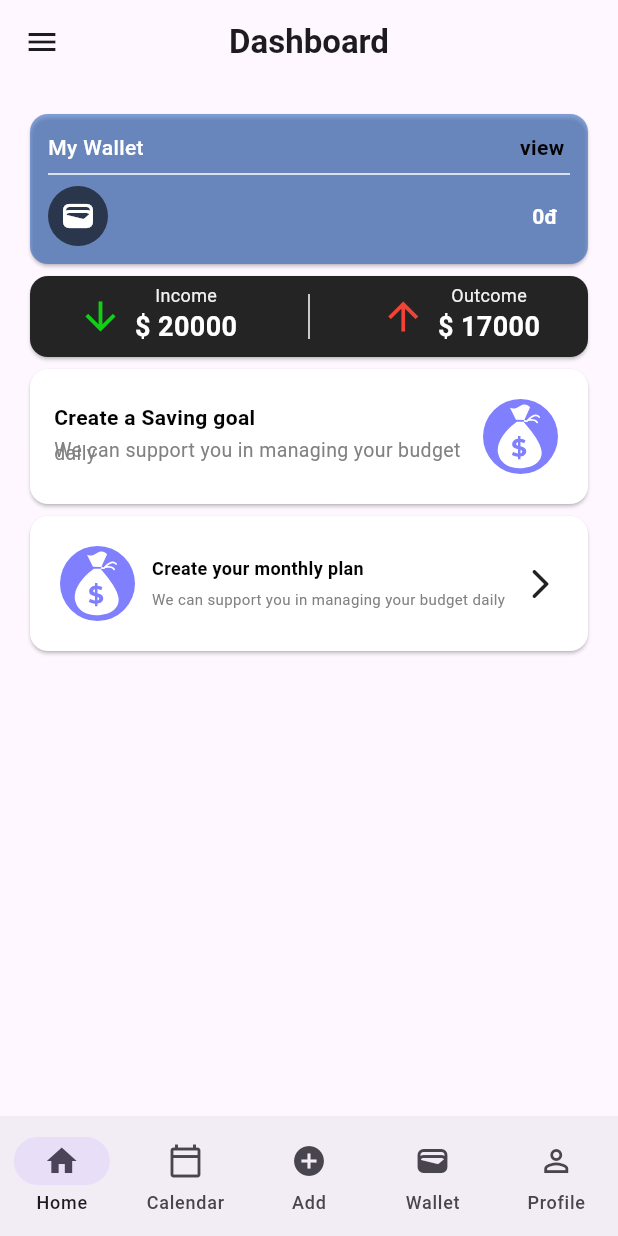
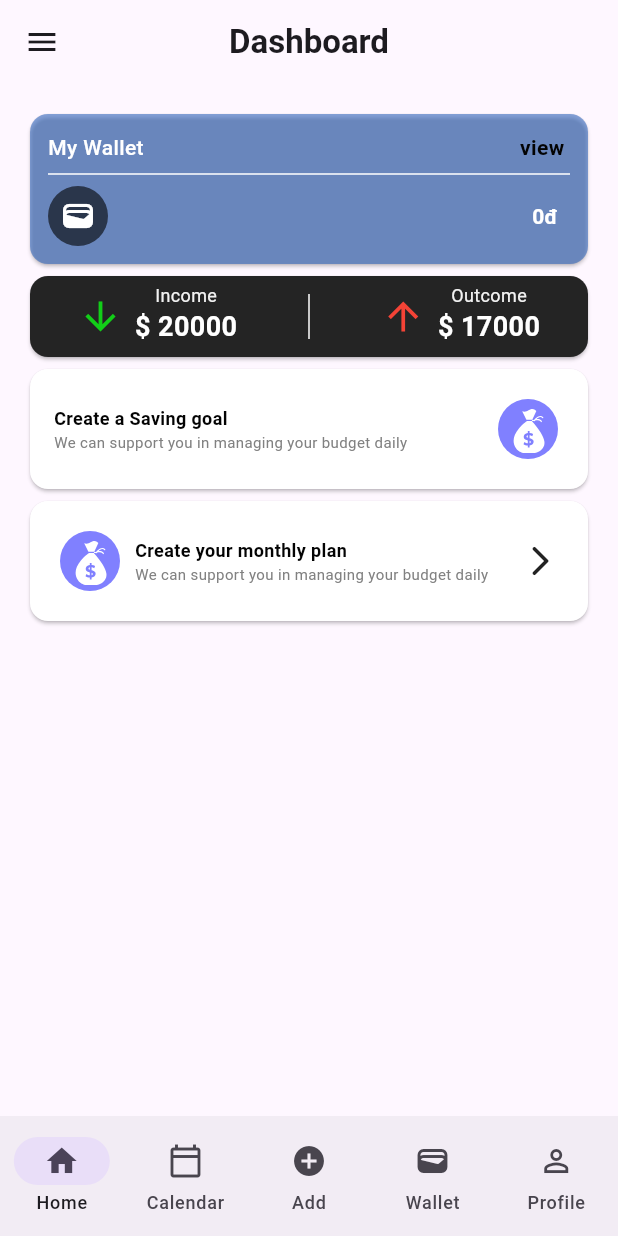
Before and after one commit to RMIT-Budgetly/budgetly, a Flutter app: the screen it shows after launch, on a phone screen of 412 x 824 dp. Run offline on Flutter 3.47's test engine with Material 3 defaults, Android fonts, the phone set to English and light mode, and no system bars; our stand-ins replace flutter_svg.

Commit message:
BGL-70 fixed overflow text

```diff
--- a/lib/pages/home_page/home.dart
+++ b/lib/pages/home_page/home.dart
@@ -7,15 +7,15 @@ class HomePage extends StatelessWidget {
   @override
   Widget build(BuildContext context) {
     var iconMoney = Container(
-        width: 50,
-        height: 50,
+        width: 40,
+        height: 40,
         decoration: const ShapeDecoration(
           color: Color(0x7F0000FF),
           shape: OvalBorder(),
         ),
+        padding: const EdgeInsets.all(4.0),
         child: SvgPicture.asset(
           'assets/icons/icon_money.svg',
-          // color: Colors.blue,
         ));
 
     return Scaffold(
@@ -40,18 +40,27 @@ class HomePage extends StatelessWidget {
             myWallet(),
             financeStatus(),
             introductionCard(iconMoney),
-            Card(
+            callToAction(iconMoney),
+          ],
+        ),
+      ),
+      bottomNavigationBar: navigationBar(),
+    );
+  }
+
+  Card callToAction(Container iconMoney) {
+    return Card(
       color: Colors.white,
       child: Padding(
         padding: const EdgeInsets.all(16.0),
         child: Row(
           mainAxisAlignment: MainAxisAlignment.spaceBetween,
           children: [
-                    Padding(
-                        padding: const EdgeInsets.all(4.0), child: iconMoney),
-                    const Flexible(
-                      child: Padding(
-                        padding: EdgeInsets.all(6.0),
+            Container(
+                padding: const EdgeInsets.all(4.0),
+                margin: const EdgeInsets.only(right: 6.0),
+                child: iconMoney),
+            const Expanded(
               child: Column(
                 crossAxisAlignment: CrossAxisAlignment.start,
                 children: [
@@ -62,10 +71,9 @@ class HomePage extends StatelessWidget {
                       color: Color(0xFF030303),
                       fontSize: 12,
                       fontWeight: FontWeight.w600,
-                                height: 0.09,
                     ),
                   ),
-                            SizedBox(height: 20.0),
+                  // SizedBox(height: 10.0),
                   Text(
                     'We can support you in managing your budget daily',
                     textAlign: TextAlign.left,
@@ -73,11 +81,9 @@ class HomePage extends StatelessWidget {
                       color: Color(0xFF818181),
                       fontSize: 10,
                       fontWeight: FontWeight.w400,
-                                height: 0.12,
                     ),
                   ),
                 ],
-                        ),
               ),
             ),
             GestureDetector(
@@ -89,11 +95,6 @@ class HomePage extends StatelessWidget {
           ],
         ),
       ),
-            ),
-          ],
-        ),
-      ),
-      bottomNavigationBar: navigationBar(),
     );
   }
 
@@ -104,9 +105,9 @@ class HomePage extends StatelessWidget {
         padding: const EdgeInsets.all(16.0),
         child: Row(
           mainAxisAlignment: MainAxisAlignment.spaceBetween,
+          // crossAxisAlignment: CrossAxisAlignment.stretch,
           children: [
             const Expanded(
-              child: Expanded(
               child: Column(
                 crossAxisAlignment: CrossAxisAlignment.start,
                 children: [
@@ -115,26 +116,25 @@ class HomePage extends StatelessWidget {
                     textAlign: TextAlign.left,
                     style: TextStyle(
                       color: Color(0xFF030303),
-                        fontSize: 14,
+                      fontSize: 12,
                       fontWeight: FontWeight.w600,
-                        height: 0.09,
                     ),
                   ),
-                    SizedBox(height: 20.0),
                   Text(
                     'We can support you in managing your budget daily',
                     style: TextStyle(
                       color: Color(0xFF818181),
-                        fontSize: 13,
+                      fontSize: 10,
                       fontWeight: FontWeight.w400,
-                        height: 0.12,
                     ),
                   )
                 ],
               ),
             ),
-            ),
-            Padding(padding: const EdgeInsets.all(4.0), child: iconMoney),
+            Container(
+                padding: const EdgeInsets.all(4.0),
+                margin: const EdgeInsets.only(left: 6.0),
+                child: iconMoney),
           ],
         ),
       ),
--- a/pubspec.yaml
+++ b/pubspec.yaml
@@ -61,7 +61,7 @@ flutter:
 
   # To add assets to your application, add an assets section, like this:
   assets:
-    - assets/icons/icon_money.svg
+    - assets/icons/
   #   - images/a_dot_ham.jpeg
 
   # An image asset can refer to one or more resolution-specific "variants", see
```
Also changed, not shown: assets/icons/icon_money.svg. Lines whose indentation alone changed are shown as unchanged.
